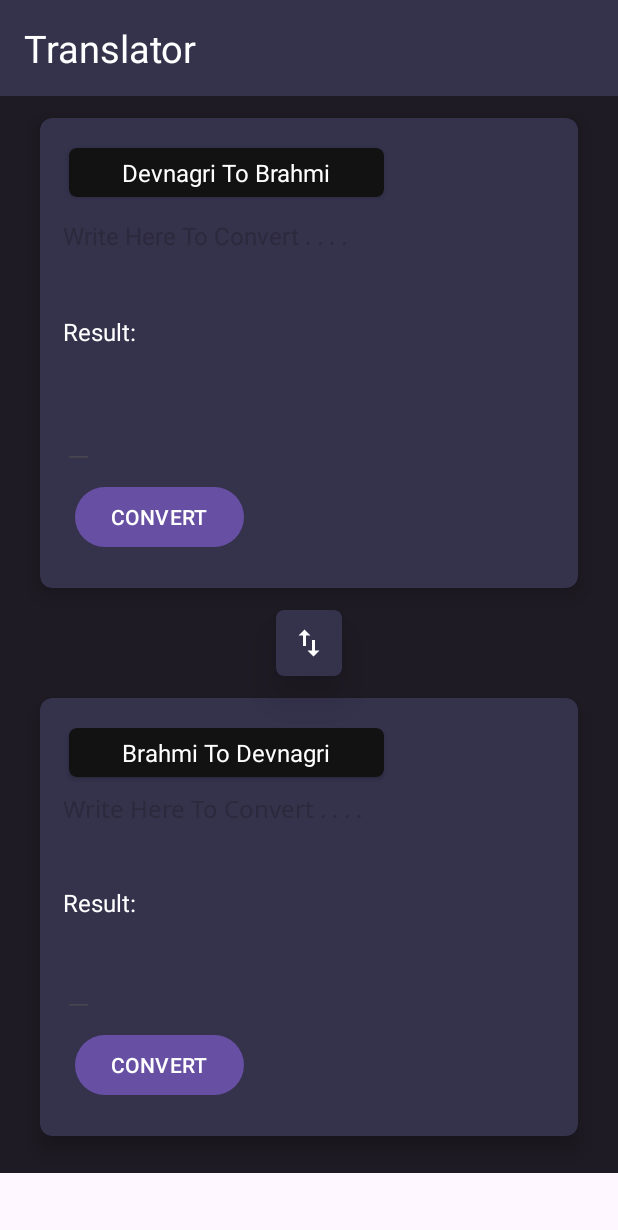
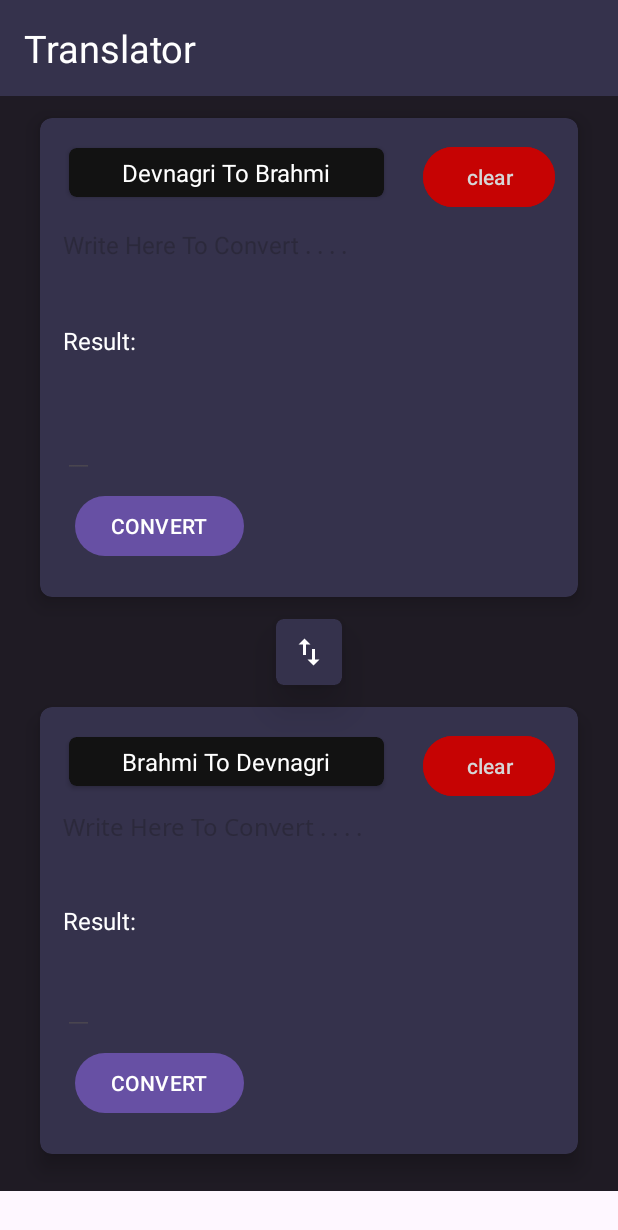
Before and after one commit to Adity-a/Brahmi_Recognition, an Android app: the MainActivity screen opened directly, with no data from a screen before it, on a phone screen of 412 x 824 dp. Shown: the top 1230 px of the screen. Run offline under Robolectric (Android 15) with nearby library versions, the phone set to English and light mode, and no system bars; Roboto replaces fonts that are not available here.

Commit message:
Added clear button

```diff
--- a/app/src/main/java/com/ocr/brahmi/translation/MainActivity.java
+++ b/app/src/main/java/com/ocr/brahmi/translation/MainActivity.java
@@ -14,7 +14,7 @@ import androidx.appcompat.app.AppCompatActivity;
 
 public class MainActivity extends AppCompatActivity {
     TextView outputDB, devanagari, outputBD, brahmi;
-    Button buttonDB, buttonBD;
+    Button buttonDB, buttonBD, button_CL, button__CL;
     String devanagariText, brahmiText, outputText;
     ImageView change_Screen;
     public final static String MESSAGE_KEY = "dataFrom.sendData.message_key";
@@ -35,6 +35,8 @@ public class MainActivity extends AppCompatActivity {
 
         buttonBD = findViewById(R.id.buttonBD);
         buttonDB = findViewById(R.id.buttonDB);
+        button_CL = findViewById(R.id.ic_clear0);
+        button__CL = findViewById(R.id.ic_clear1);
 
         devanagari = findViewById(R.id.devanagari);
         devanagari.setTypeface(devanagariFont);
@@ -43,6 +45,22 @@ public class MainActivity extends AppCompatActivity {
         String extractedText = intent.getStringExtra(MESSAGE_KEY);
         brahmi.setText(extractedText);
         brahmi.setTypeface(brahmiFont);
+
+        button_CL.setOnClickListener(new View.OnClickListener() {
+            @Override
+            public void onClick(View view) {
+                devanagari.setText("");
+                outputBD.setText("");
+            }
+        });
+
+        button__CL.setOnClickListener(new View.OnClickListener() {
+            @Override
+            public void onClick(View view) {
+                brahmi.setText("");
+                outputDB.setText("");
+            }
+        });
 
         buttonDB.setOnClickListener(new View.OnClickListener() {
             @Override
--- a/app/src/main/res/layout/activity_main.xml
+++ b/app/src/main/res/layout/activity_main.xml
@@ -13,8 +13,7 @@
  <ScrollView
     android:layout_width="match_parent"
     android:layout_height="match_parent"
-    xmlns:card_view="http://schemas.android.com/tools"
-    android:background="#1F1B24"
+     android:background="#1F1B24"
     android:orientation="vertical"
     tools:context=".MainActivity"
     android:paddingHorizontal="@dimen/margin_default">
@@ -31,7 +30,7 @@
         android:orientation="vertical">
 
     <androidx.cardview.widget.CardView
-        card_view:cardPreventCornerOverlap="false"
+        tools:cardPreventCornerOverlap="false"
         android:id="@+id/card_1"
         android:layout_width="match_parent"
         android:layout_height="wrap_content"
@@ -78,18 +77,16 @@
 
             </androidx.cardview.widget.CardView>
 
-            <ImageView
-                android:layout_centerVertical="true"
-                android:layout_alignParentEnd="true"
-                android:padding="3dp"
-                android:background="@drawable/circle_shape"
-                android:id="@+id/mic"
-                android:visibility="gone"
-                android:layout_width="40dp"
-                android:layout_height="40dp"
-                android:clickable="true"
-                android:focusable="true"
-                android:src="@drawable/ic_mic"/>
+                <Button
+                    android:id="@+id/ic_clear0"
+                    android:backgroundTint="#C60303"
+                    android:layout_width="wrap_content"
+                    android:layout_height="wrap_content"
+                    android:layout_alignParentEnd="true"
+                    android:layout_alignParentTop="true"
+                    android:textColor="@color/colorWhite"
+                    android:text="clear" />
+
             </RelativeLayout>
             <EditText
                android:hint="@string/write_here_to_convert"
@@ -171,7 +168,7 @@
     <androidx.cardview.widget.CardView
         android:layout_marginBottom="10dp"
         android:layout_below="@id/swap"
-        card_view:cardPreventCornerOverlap="false"
+        tools:cardPreventCornerOverlap="false"
         app:cardBackgroundColor="#35324c"
         android:layout_width="match_parent"
         android:layout_height="wrap_content"
@@ -192,6 +189,10 @@
             android:layout_height="match_parent"
             android:orientation="vertical">
 
+            <RelativeLayout
+                android:layout_width="match_parent"
+                android:layout_height="wrap_content">
+
             <androidx.cardview.widget.CardView
                 android:elevation="8dp"
                 android:layout_width="wrap_content"
@@ -210,6 +211,18 @@
                     android:textColor="#fff"
                     android:textSize="16sp" />
             </androidx.cardview.widget.CardView>
+
+            <Button
+                android:id="@+id/ic_clear1"
+                android:backgroundTint="#C60303"
+                android:layout_width="wrap_content"
+                android:layout_height="wrap_content"
+                android:layout_alignParentEnd="true"
+                android:layout_alignParentTop="true"
+                android:textColor="@color/colorWhite"
+                android:text="clear" />
+
+        </RelativeLayout>
 
 
             <EditText
```
Also changed, not shown: 237 other files.
